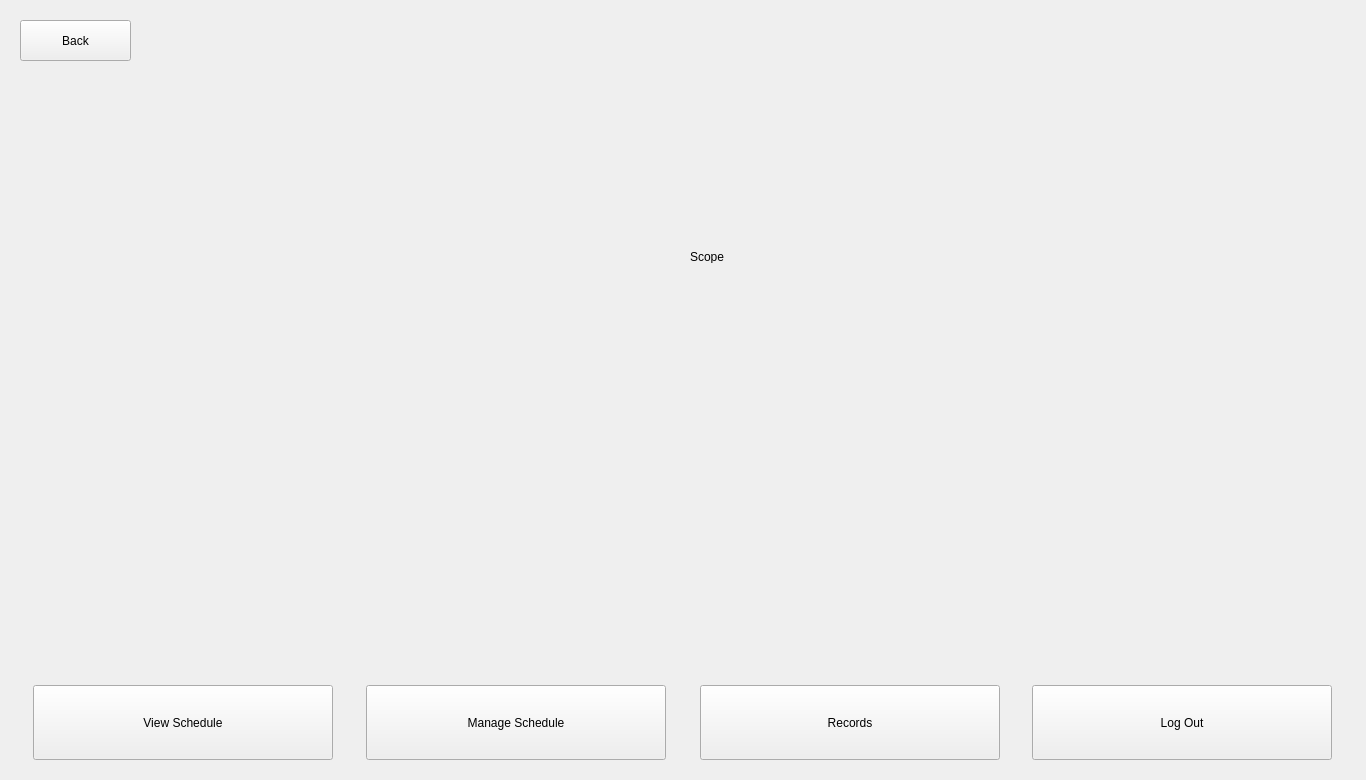
Above: records.ui from Abdulalalalalalala/HCI before the change. Below: the same form after it.
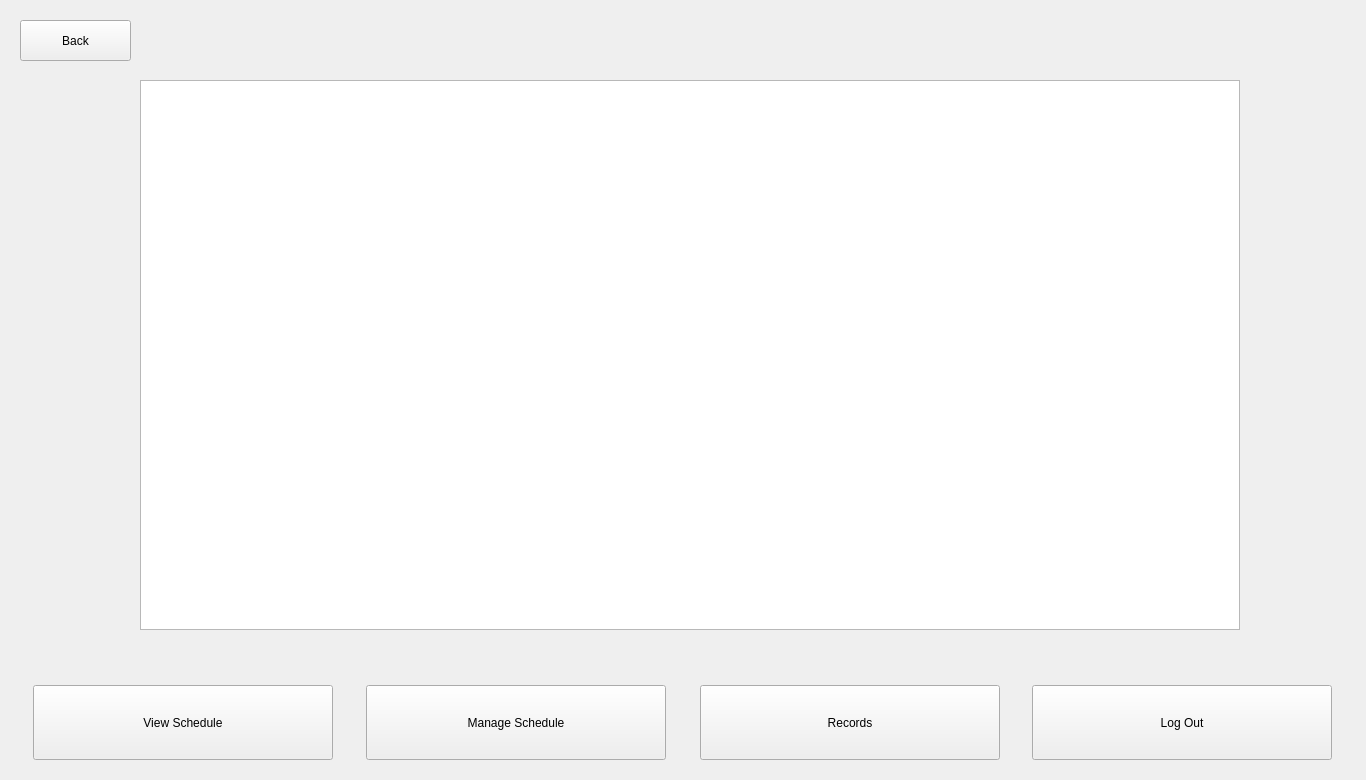
That is the form after the change. The open tabs and pages were chosen to show the change.

Commit message: table install

Patch:
```diff
--- a/records.ui
+++ b/records.ui
@@ -128,19 +128,6 @@
      </widget>
     </widget>
     <widget class="QWidget" name="Scope">
-     <widget class="QLabel" name="label">
-      <property name="geometry">
-       <rect>
-        <x>690</x>
-        <y>250</y>
-        <width>47</width>
-        <height>13</height>
-       </rect>
-      </property>
-      <property name="text">
-       <string>Scope</string>
-      </property>
-     </widget>
      <widget class="QPushButton" name="mainBackButton">
       <property name="geometry">
        <rect>
@@ -154,6 +141,16 @@
        <string>Back</string>
       </property>
      </widget>
+     <widget class="QTableWidget" name="scopeTable">
+      <property name="geometry">
+       <rect>
+        <x>140</x>
+        <y>80</y>
+        <width>1100</width>
+        <height>550</height>
+       </rect>
+      </property>
+     </widget>
     </widget>
     <widget class="QWidget" name="Washer">
      <widget class="QLabel" name="label_5">
```
The commit also changes 3 other files.
